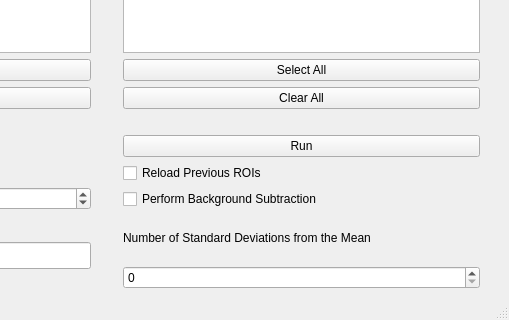
First picture: the form in radialUI.ui, repository HarrisonWismer/RadialProfile, before the edit; both pictures show x 295 to 804 and y 279 to 599 of the 804 by 599 pixel window.
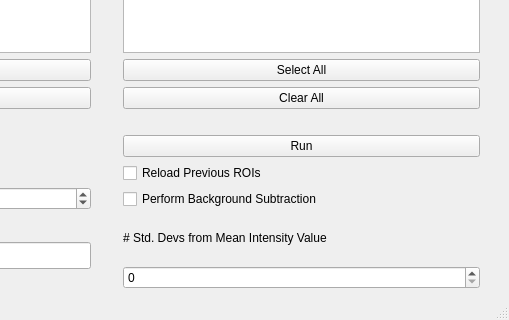
Second picture: the form after the edit.

```diff
--- a/radialUI.ui
+++ b/radialUI.ui
@@ -355,7 +355,7 @@
          </size>
         </property>
         <property name="text">
-         <string>Number of Standard Deviations from the Mean</string>
+         <string># Std. Devs from Mean Intensity Value</string>
         </property>
        </widget>
       </item>
```
